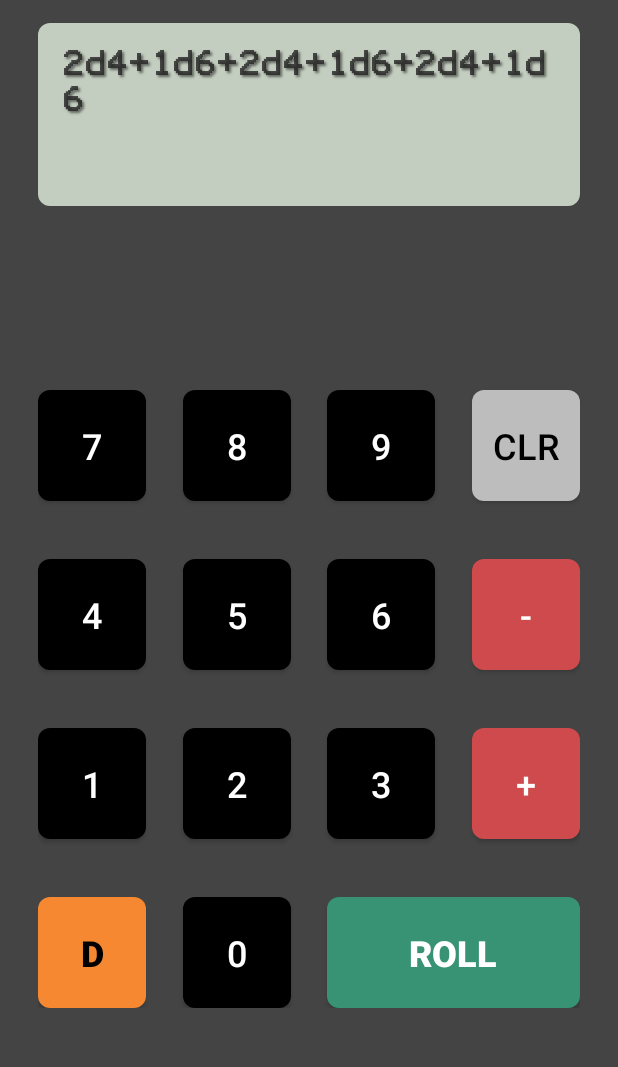
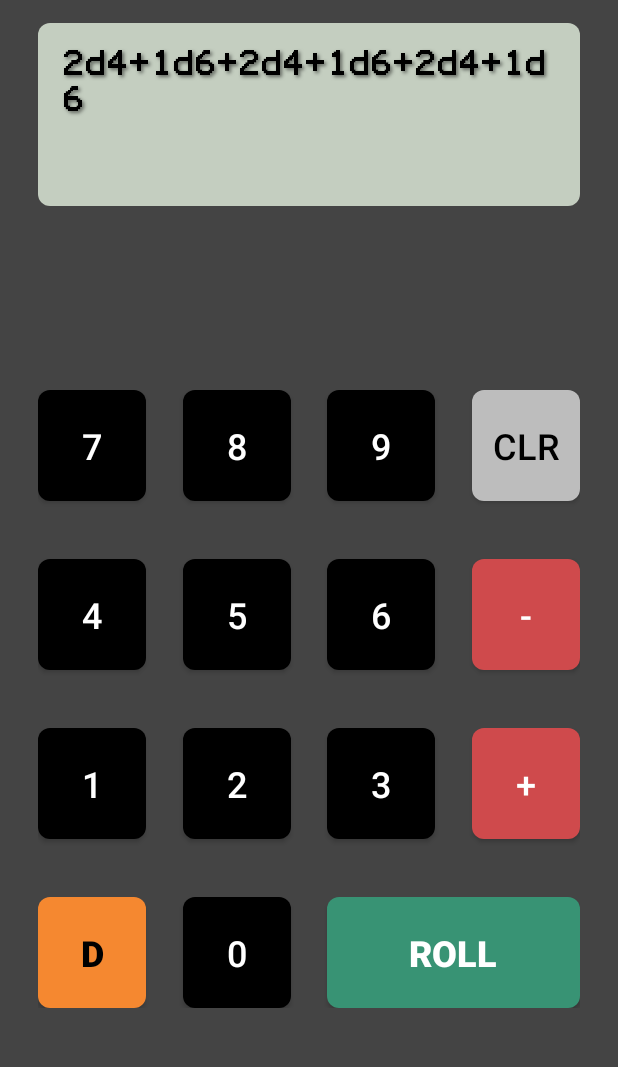
Before and after one commit to remcoder/polyhedral-dice-calculator, an Android app: the layout activity_main.xml on its own in the app's theme, with its tools: preview values and no code run, on a phone screen of 412 x 824 dp, the part 44-1111 px from its top. Run offline under Robolectric (Android 15) with nearby library versions, the phone set to English and light mode, and no system bars.

Commit message:
Tweaked the lcd text a bit

```diff
--- a/src/app/src/main/res/values/styles.xml
+++ b/src/app/src/main/res/values/styles.xml
@@ -43,10 +43,10 @@
 
     <style name="AppTheme.LCD">
         <item name="android:fontFamily">@font/mode7</item>
-        <item name="android:textColor">#c8232323</item>
+        <item name="android:textColor">#000000</item>
         <item name="android:shadowColor">#80000000</item>
         <item name="android:shadowDx">2</item>
         <item name="android:shadowDy">2</item>
-        <item name="android:shadowRadius">1.5</item>
+        <item name="android:shadowRadius">2.5</item>
     </style>
 </resources>
```
